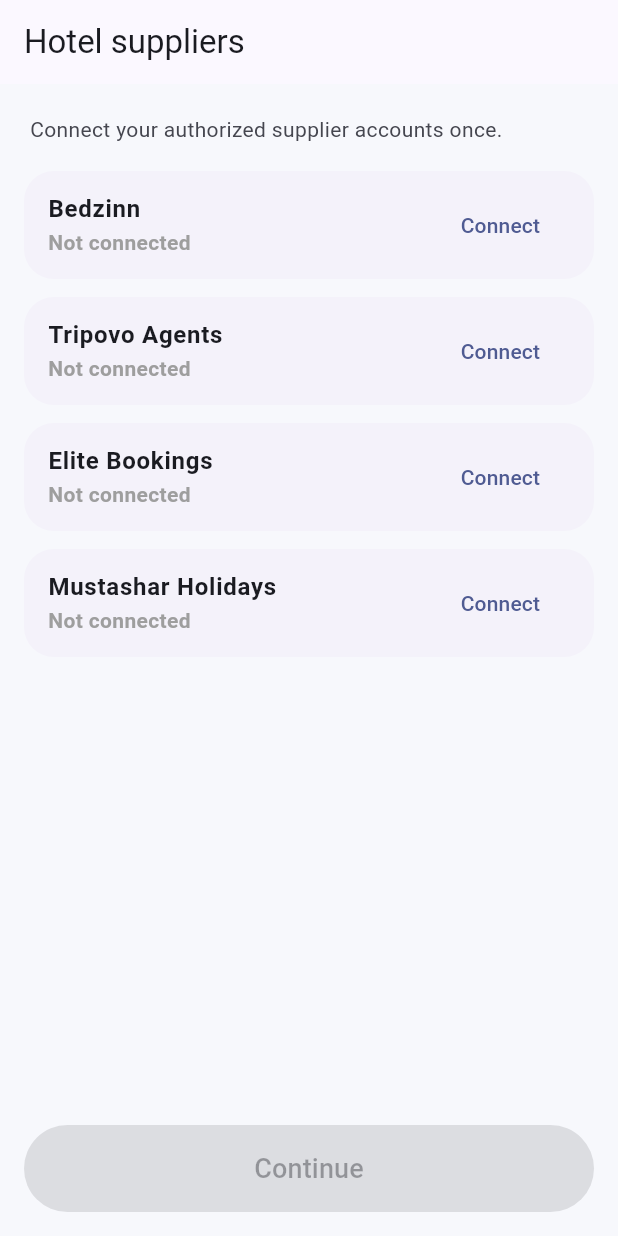
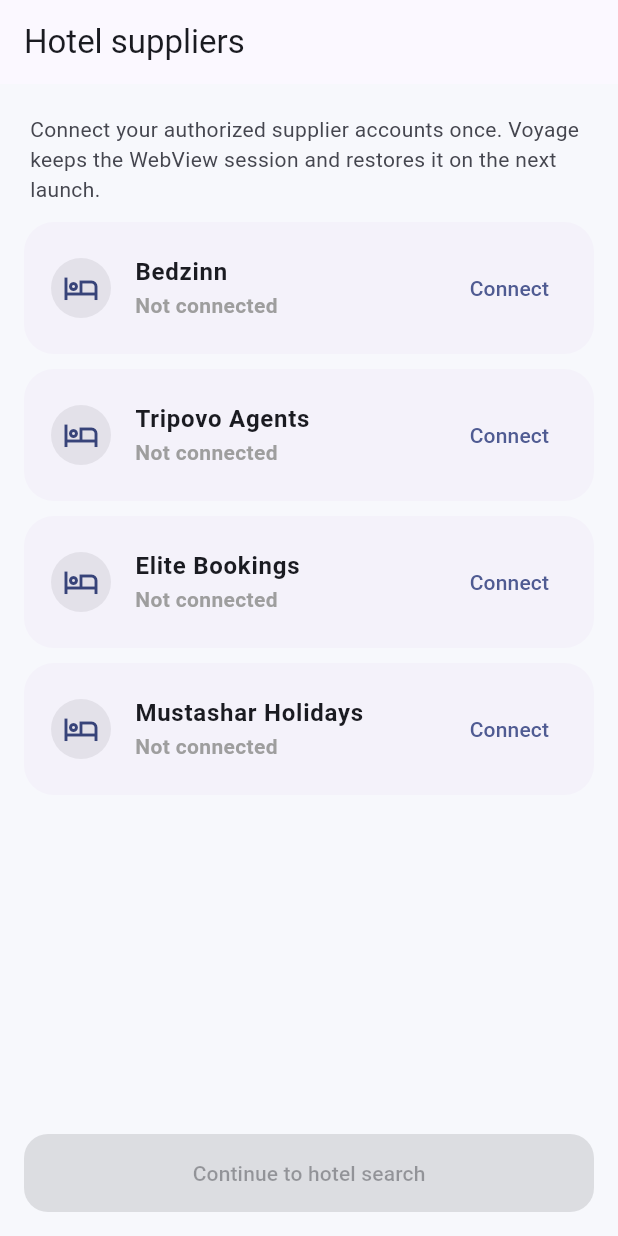
Before and after one commit to ahmedsaidalelwany/voyage, a Flutter app: the screen it shows after launch, on a phone screen of 412 x 824 dp. Run offline on Flutter 3.47's test engine with Material 3 defaults, Android fonts, the phone set to English and light mode, and no system bars; our stand-ins replace equatable, flutter_bloc, get_it, go_router, shared_preferences, webview_flutter.

Commit message:
Persisted supplier connection UX and reliable return flow

```diff
--- a/lib/presentation/supplier_screen.dart
+++ b/lib/presentation/supplier_screen.dart
@@ -9,37 +9,35 @@
 import 'auth_webview_route.dart';
 
 class SupplierScreen extends StatelessWidget {
-  const SupplierScreen({Key? key}) : super(key: key);
+  const SupplierScreen({super.key});
 
-  void _connectSupplier(BuildContext context, SupplierAdapter adapter) {
-    if (adapter.supplier.authUrl.isEmpty) {
-      ScaffoldMessenger.of(context).showSnackBar(
-        SnackBar(content: Text('No integration available for ${adapter.supplier.name}')),
-      );
-      return;
-    }
+  Future<void> _connectSupplier(
+    BuildContext context,
+    SupplierAdapter adapter,
+  ) async {
+    final cubit = context.read<SupplierConnectionCubit>();
+    cubit.updateStatus(adapter.supplier.id, SupplierConnectionStatus.connecting);
 
-    context.read<SupplierConnectionCubit>().updateStatus(adapter.supplier.id, SupplierConnectionStatus.connecting);
-
-    Navigator.of(context).push(
+    final completed = await Navigator.of(context).push<bool>(
       MaterialPageRoute(
         builder: (_) => AuthWebViewRoute(
           adapter: adapter,
-          onAuthenticated: () {
-            if (context.mounted) {
-              context.read<SupplierConnectionCubit>().updateStatus(adapter.supplier.id, SupplierConnectionStatus.connected);
-              Navigator.of(context).pop();
-            }
-          },
+          onAuthenticated: () => cubit.markConnected(adapter.supplier.id),
         ),
       ),
-    ).then((_) {
-      if (!context.mounted) return;
-      final state = context.read<SupplierConnectionCubit>().state;
-      if (state.states[adapter.supplier.id]?.status == SupplierConnectionStatus.connecting) {
-        context.read<SupplierConnectionCubit>().updateStatus(adapter.supplier.id, SupplierConnectionStatus.disconnected);
-      }
-    });
+    );
+
+    if (!context.mounted) return;
+
+    final current = cubit.state.states[adapter.supplier.id]?.status;
+    if (completed == true) return;
+
+    if (current == SupplierConnectionStatus.connecting) {
+      cubit.updateStatus(
+        adapter.supplier.id,
+        SupplierConnectionStatus.disconnected,
+      );
+    }
   }
 
   @override
@@ -47,9 +45,7 @@
     final adapters = sl<SupplierConnectionRepository>().adapters;
 
     return Scaffold(
-      appBar: AppBar(
-        title: const Text('Hotel suppliers'),
-      ),
+      appBar: AppBar(title: const Text('Hotel suppliers')),
       body: BlocBuilder<SupplierConnectionCubit, SupplierConnectionState>(
         builder: (context, state) {
           return Column(
@@ -59,40 +55,36 @@
                 child: Align(
                   alignment: Alignment.centerLeft,
                   child: Text(
-                    'Connect your authorized supplier accounts once.',
-                    style: TextStyle(color: Theme.of(context).colorScheme.onSurfaceVariant),
+                    'Connect your authorized supplier accounts once. '
+                    'Voyage keeps the WebView session and restores it on the next launch.',
+                    style: TextStyle(
+                      color: Theme.of(context).colorScheme.onSurfaceVariant,
+                    ),
                   ),
                 ),
               ),
               Expanded(
-                child: ListView.builder(
+                child: ListView.separated(
+                  padding: const EdgeInsets.symmetric(horizontal: 16),
                   itemCount: adapters.length,
+                  separatorBuilder: (_, __) => const SizedBox(height: 10),
                   itemBuilder: (context, index) {
                     final adapter = adapters[index];
-                    final statusData = state.states[adapter.supplier.id];
-                    final status = statusData?.status ?? SupplierConnectionStatus.disconnected;
-                    return Padding(
-                      padding: const EdgeInsets.fromLTRB(16, 6, 16, 6),
-                      child: Card(
-                        child: _buildSupplierTile(context, adapter, status),
-                      ),
+                    final status = state.states[adapter.supplier.id]?.status ??
+                        SupplierConnectionStatus.disconnected;
+                    return Card(
+                      child: _buildSupplierTile(context, adapter, status),
                     );
                   },
                 ),
               ),
               Padding(
-                padding: const EdgeInsets.all(16.0),
-                child: SizedBox(
-                  width: double.infinity,
-                  child: ElevatedButton(
-                    onPressed: state.canContinue ? () => context.go('/home') : null,
-                    style: ElevatedButton.styleFrom(
-                      padding: const EdgeInsets.symmetric(vertical: 16),
-                    ),
-                    child: const Text('Continue', style: TextStyle(fontSize: 18)),
-                  ),
+                padding: const EdgeInsets.all(16),
+                child: FilledButton(
+                  onPressed: state.canContinue ? () => context.go('/home') : null,
+                  child: const Text('Continue to hotel search'),
                 ),
-              )
+              ),
             ],
           );
         },
@@ -100,41 +92,53 @@
     );
   }
 
-  Widget _buildSupplierTile(BuildContext context, SupplierAdapter adapter, SupplierConnectionStatus status) {
-    String statusText = 'Not connected';
-    Widget actionWidget = const Icon(Icons.arrow_forward, color: Colors.grey);
-    Color statusColor = Colors.grey;
+  Widget _buildSupplierTile(
+    BuildContext context,
+    SupplierAdapter adapter,
+    SupplierConnectionStatus status,
+  ) {
+    String statusText;
+    Color statusColor;
+    Widget action;
 
     switch (status) {
       case SupplierConnectionStatus.disconnected:
         statusText = 'Not connected';
-        actionWidget = TextButton(
+        statusColor = Colors.grey;
+        action = TextButton(
           onPressed: () => _connectSupplier(context, adapter),
           child: const Text('Connect'),
         );
         break;
       case SupplierConnectionStatus.connecting:
         statusText = 'Connecting...';
-        actionWidget = const CircularProgressIndicator();
-        statusColor = Colors.blue;
+        statusColor = Theme.of(context).colorScheme.primary;
+        action = const SizedBox(
+          width: 22,
+          height: 22,
+          child: CircularProgressIndicator(strokeWidth: 2),
+        );
         break;
       case SupplierConnectionStatus.connected:
         statusText = 'Connected';
-        actionWidget = const Icon(Icons.check, color: Colors.green);
         statusColor = Colors.green;
+        action = TextButton(
+          onPressed: () => _connectSupplier(context, adapter),
+          child: const Text('Reconnect'),
+        );
         break;
       case SupplierConnectionStatus.sessionExpired:
         statusText = 'Session expired';
         statusColor = Colors.orange;
-        actionWidget = TextButton(
+        action = TextButton(
           onPressed: () => _connectSupplier(context, adapter),
           child: const Text('Reconnect'),
         );
         break;
       case SupplierConnectionStatus.error:
-        statusText = 'Error';
+        statusText = 'Connection check failed';
         statusColor = Colors.red;
-        actionWidget = TextButton(
+        action = TextButton(
           onPressed: () => _connectSupplier(context, adapter),
           child: const Text('Retry'),
         );
@@ -142,12 +146,20 @@
     }
 
     return ListTile(
-      title: Text(adapter.supplier.name, style: const TextStyle(fontWeight: FontWeight.bold)),
+      contentPadding: const EdgeInsets.symmetric(horizontal: 18, vertical: 8),
+      leading: CircleAvatar(
+        backgroundColor: Theme.of(context).colorScheme.surfaceContainerHighest,
+        child: const Icon(Icons.hotel_outlined),
+      ),
+      title: Text(
+        adapter.supplier.name,
+        style: const TextStyle(fontWeight: FontWeight.w700),
+      ),
       subtitle: Text(
         statusText,
-        style: TextStyle(color: statusColor, fontWeight: FontWeight.bold),
+        style: TextStyle(color: statusColor, fontWeight: FontWeight.w600),
       ),
-      trailing: actionWidget,
+      trailing: action,
     );
   }
 }
```
